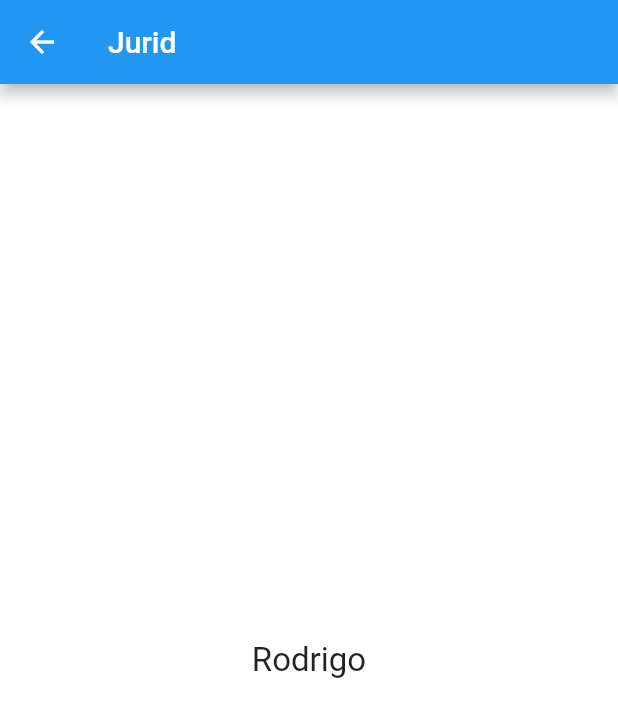
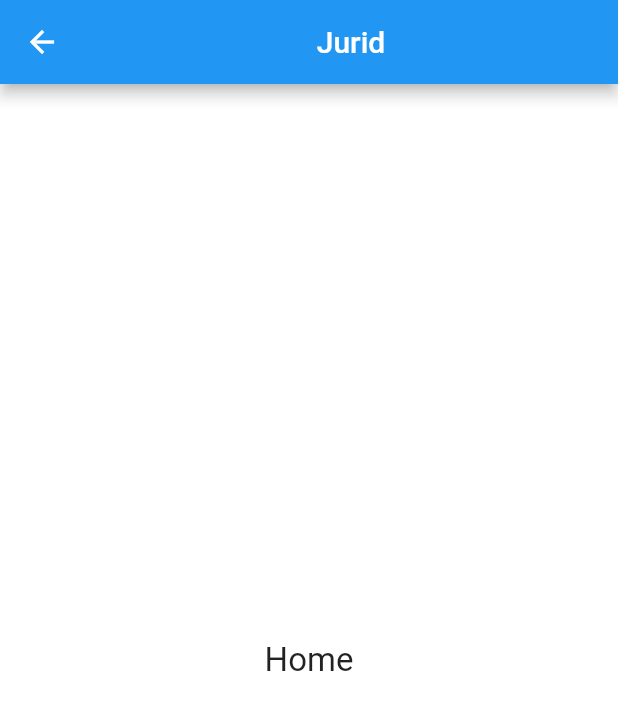
Before and after one commit to rodrigosa/carros, a Flutter app: the HomePage screen opened directly, on a phone screen of 412 x 824 dp. Shown: the top 717 px of the screen. Run offline on Flutter 3.47's test engine with Material 2 defaults, Android fonts, the light colour scheme and no system bars.

```diff
--- a/lib/pages/home_page.dart
+++ b/lib/pages/home_page.dart
@@ -5,8 +5,11 @@ class HomePage extends StatelessWidget {
   Widget build(BuildContext context) {
     return Scaffold(
       appBar: AppBar(
-        title: Text("Jurid"),
-      ),
+          title: Center(
+        child: Text(
+          "Jurid",
+        ),
+      )),
       body: _body(),
     );
   }
@@ -14,7 +17,7 @@ class HomePage extends StatelessWidget {
   _body() {
     return Center(
       child: Text(
-        "Rodrigo",
+        "Home",
         style: TextStyle(
           fontSize: 22,
         ),
```
Also changed, not shown: lib/pages/login_page.dart (+6 -5 lines).
